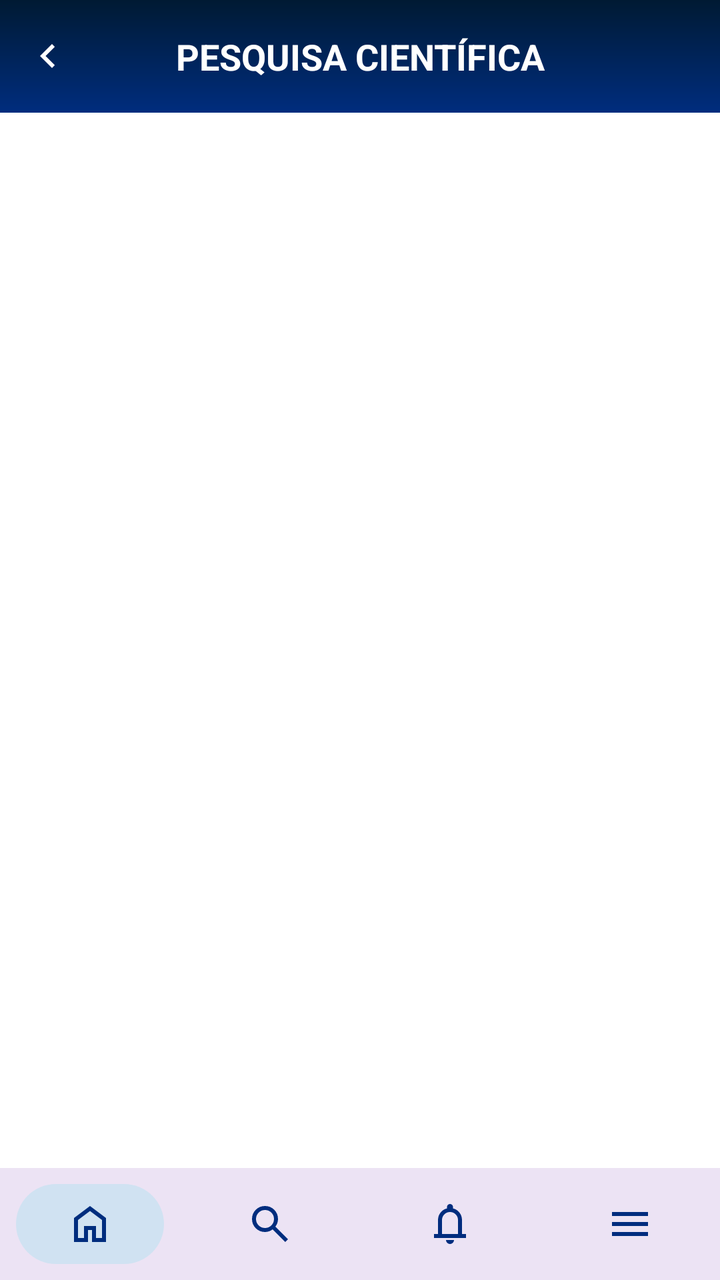
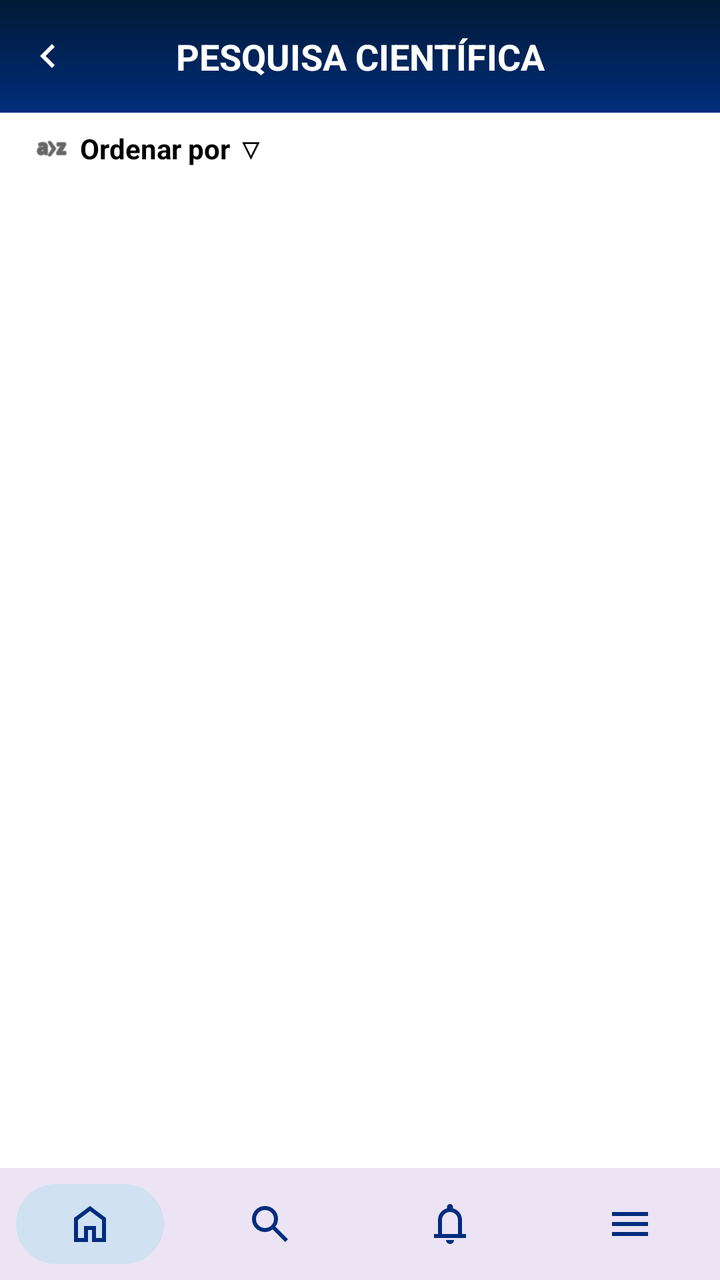

Compare the two renders of this Android layout. The source of the first and the diff that turns it into the second are given below.
<!-- AndroidManifest.xml: application theme Theme.Bibliotecaapp -->
<!-- res/layout/tela_pesquisacientifica.xml -->
<?xml version="1.0" encoding="utf-8"?>
<LinearLayout xmlns:android="http://schemas.android.com/apk/res/android"
    xmlns:app="http://schemas.android.com/apk/res-auto"
    android:layout_width="match_parent"
    android:layout_height="match_parent"
    android:orientation="vertical"
    android:background="#FFFFFF">

    
    <LinearLayout
        android:layout_width="match_parent"
        android:layout_height="0dp"
        android:layout_weight="1"
        android:orientation="vertical">

        
        <RelativeLayout
            android:layout_width="match_parent"
            android:layout_height="wrap_content"
            android:background="@drawable/background_header">

            <ImageView
                android:id="@+id/btnVoltar"
                android:layout_width="24dp"
                android:layout_height="24dp"
                android:layout_centerVertical="true"
                android:layout_marginStart="12dp"
                android:src="@drawable/ic_leftarrow"
                app:tint="#FFFFFF" />

            <TextView
                android:layout_width="match_parent"
                android:layout_height="wrap_content"
                android:gravity="center"
                android:padding="16dp"
                android:text="PESQUISA CIENTÍFICA"
                android:textColor="#FFFFFF"
                android:textSize="18sp"
                android:textStyle="bold" />
        </RelativeLayout>

        
        <androidx.recyclerview.widget.RecyclerView
            android:id="@+id/recyclerPesquisas"
            android:layout_width="match_parent"
            android:layout_height="match_parent"
            android:padding="4dp"/>

    </LinearLayout>

    <include layout="@layout/navbar_layout"/>

</LinearLayout>
<!-- res/layout/navbar_layout.xml (included above) -->
<?xml version="1.0" encoding="utf-8"?>
<com.google.android.material.bottomnavigation.BottomNavigationView
    xmlns:android="http://schemas.android.com/apk/res/android"
    xmlns:app="http://schemas.android.com/apk/res-auto"

    android:id="@+id/bottomNav"
    style="@style/NavBar"
    android:layout_width="match_parent"
    android:layout_height="wrap_content"

    app:menu="@menu/bottom_menu"/>
<!-- resources referenced by this layout -->
<resources>
  <!-- drawable background_header (drawable) -->
  <?xml version="1.0" encoding="utf-8"?>
  <shape xmlns:android="http://schemas.android.com/apk/res/android">
  
      <gradient
          android:type="linear"
          android:angle="270"
          android:startColor="#001A33"
          android:endColor="#002D7E" />
  
      <corners android:radius="0dp" />
  
  </shape>
  <!-- drawable ic_leftarrow (drawable) -->
  <vector xmlns:android="http://schemas.android.com/apk/res/android"
      android:width="24dp"
      android:height="24dp"
      android:viewportWidth="960"
      android:viewportHeight="960">
    <path
        android:pathData="M560,720 L320,480l240,-240 56,56 -184,184 184,184 -56,56Z"
        android:fillColor="#FFFFFF"/>
  </vector>
  <style name="NavBar" parent="Widget.MaterialComponents.BottomNavigationView">
          <item name="itemBackground">@drawable/nav_item_background</item>
          <item name="itemRippleColor">@android:color/transparent</item>
          <item name="itemIconTint">#002D7E</item>
          <item name="itemTextColor">@null</item>
          <item name="labelVisibilityMode">unlabeled</item>
      </style>
  <style name="Theme.Bibliotecaapp" parent="Base.Theme.Bibliotecaapp" />
  <!-- drawable nav_item_background (drawable) -->
  <?xml version="1.0" encoding="utf-8"?>
  <selector xmlns:android="http://schemas.android.com/apk/res/android">
  
      
      <item android:state_checked="true">
          <inset
              android:insetLeft="8dp"
              android:insetRight="8dp"
              android:insetTop="8dp"
              android:insetBottom="8dp">
  
              <shape android:shape="rectangle">
                  <solid android:color="#D0E2F2"/>
                  <corners android:radius="100dp"/>
              </shape>
  
          </inset>
      </item>
  
      
      <item>
          <color android:color="@android:color/transparent"/>
      </item>
  
  </selector>
  <style name="Base.Theme.Bibliotecaapp" parent="Theme.Material3.DayNight.NoActionBar">
          
          
      </style>
</resources>

<!-- the commit's change to res/layout/tela_pesquisacientifica.xml (unified diff, before → after) -->
@@ -40,6 +40,36 @@
         </RelativeLayout>
 
         
+        <LinearLayout
+            android:id="@+id/btnOrdenar"
+            android:layout_width="wrap_content"
+            android:layout_height="wrap_content"
+            android:orientation="horizontal"
+            android:gravity="center_vertical"
+            android:layout_marginStart="16dp"
+            android:layout_marginTop="8dp"
+            android:layout_marginBottom="4dp"
+            android:clickable="true"
+            android:focusable="true"
+            android:background="?attr/selectableItemBackground">
+
+            <ImageView
+                android:layout_width="20dp"
+                android:layout_height="20dp"
+                android:src="@android:drawable/ic_menu_sort_alphabetically"
+                app:tint="#000000" />
+
+            <TextView
+                android:layout_width="wrap_content"
+                android:layout_height="wrap_content"
+                android:layout_marginStart="4dp"
+                android:text="Ordenar por ▽"
+                android:textColor="#000000"
+                android:textSize="14sp"
+                android:textStyle="bold" />
+        </LinearLayout>
+
+        
         <androidx.recyclerview.widget.RecyclerView
             android:id="@+id/recyclerPesquisas"
             android:layout_width="match_parent"
